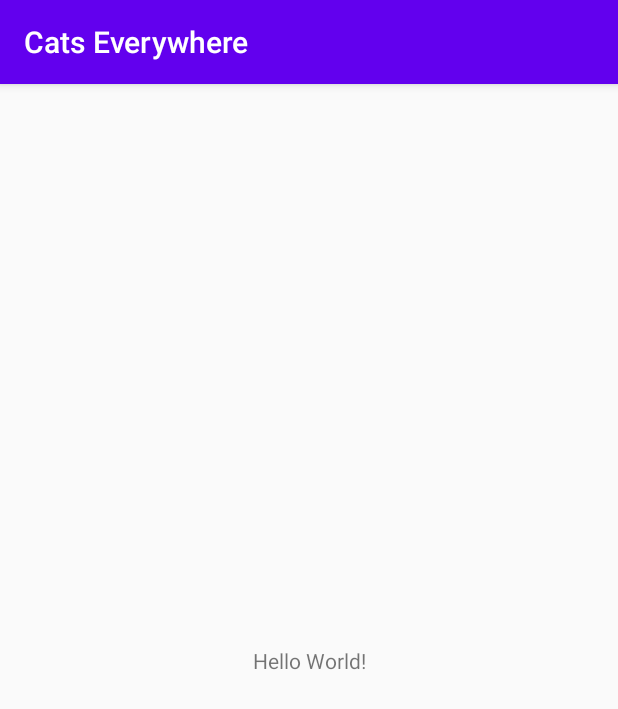
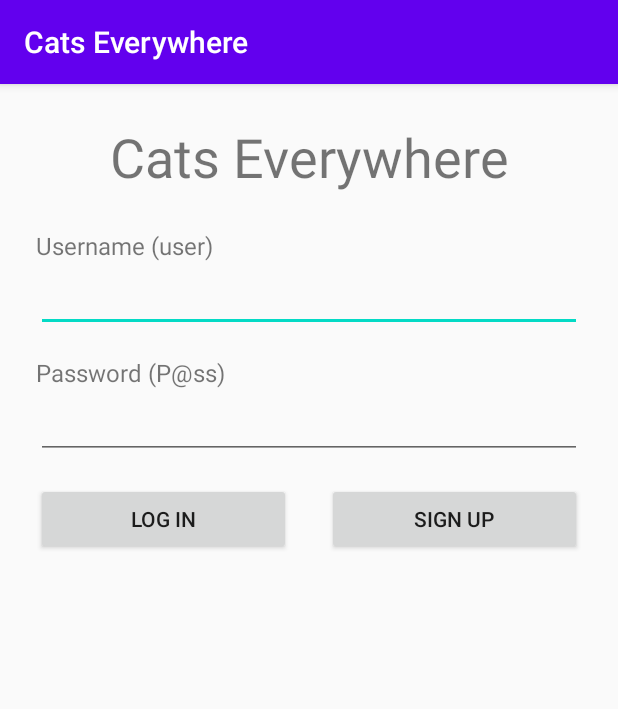
Before and after one commit to marcc992/CatsEverywhere, an Android app: the screen it shows after launch (MainActivity before the commit, LoginActivity after it), on a phone screen of 412 x 824 dp. Shown: the top 709 px of the screen. Run offline under Robolectric (Android 15) with nearby library versions, the phone set to English and light mode, and no system bars; our stand-ins replace ButterKnife, Dagger/Hilt's generated code, RxJava.

Commit message:
Added mocked Login component

```diff
--- a/app/build.gradle
+++ b/app/build.gradle
@@ -39,6 +39,7 @@ dependencies {
     // Android libraries
     implementation 'androidx.appcompat:appcompat:1.1.0'
     implementation 'androidx.constraintlayout:constraintlayout:1.1.3'
+    implementation 'com.google.android.material:material:1.2.0-alpha06'
 
     // Test
     testImplementation 'junit:junit:4.12'
@@ -62,7 +63,7 @@ dependencies {
     implementation 'io.reactivex.rxjava2:rxandroid:2.1.0'
     implementation "com.squareup.retrofit2:adapter-rxjava2:$retrofitVersion"
 
-    // Butter Knife
+    // Butter Knife (Last version works because we are using Java 8 to compile)
     implementation "com.jakewharton:butterknife:$butterKnifeVersion"
     annotationProcessor "com.jakewharton:butterknife-compiler:$butterKnifeVersion"
 }
--- a/app/src/main/AndroidManifest.xml
+++ b/app/src/main/AndroidManifest.xml
@@ -3,13 +3,14 @@
     package="com.example.catseverywhere">
 
     <application
+        android:name=".root.App"
         android:allowBackup="true"
         android:icon="@mipmap/ic_launcher"
         android:label="@string/app_name"
         android:roundIcon="@mipmap/ic_launcher_round"
         android:supportsRtl="true"
         android:theme="@style/AppTheme">
-        <activity android:name=".MainActivity">
+        <activity android:name=".login.LoginActivity">
             <intent-filter>
                 <action android:name="android.intent.action.MAIN" />
 
--- a/app/src/main/java/com/example/catseverywhere/MainActivity.java
+++ /dev/null
@@ -1,14 +0,0 @@
-package com.example.catseverywhere;
-
-import androidx.appcompat.app.AppCompatActivity;
-
-import android.os.Bundle;
-
-public class MainActivity extends AppCompatActivity {
-
-    @Override
-    protected void onCreate(Bundle savedInstanceState) {
-        super.onCreate(savedInstanceState);
-        setContentView(R.layout.activity_main);
-    }
-}
--- /dev/null
+++ b/app/src/main/java/com/example/catseverywhere/login/LoginActivity.java
@@ -0,0 +1,141 @@
+package com.example.catseverywhere.login;
+
+import android.os.Bundle;
+import android.util.Log;
+import android.view.View;
+import android.view.ViewGroup;
+import android.widget.Button;
+import android.widget.EditText;
+import android.widget.ProgressBar;
+
+import androidx.appcompat.app.AppCompatActivity;
+
+import com.example.catseverywhere.R;
+import com.example.catseverywhere.root.App;
+import com.google.android.material.snackbar.Snackbar;
+
+import javax.inject.Inject;
+
+import butterknife.BindView;
+import butterknife.ButterKnife;
+import butterknife.OnClick;
+
+public class LoginActivity extends AppCompatActivity implements LoginMVP.View {
+
+    private final String TAG = LoginActivity.class.getName();
+
+    @BindView(R.id.activity_login_root_view)
+    ViewGroup rootView;
+
+    @BindView(R.id.editText_loginUsername)
+    EditText editTextUsername;
+
+    @BindView(R.id.editText_loginPassword)
+    EditText editTextPassword;
+
+    @BindView(R.id.progressBar_login)
+    ProgressBar progressBar;
+
+    @BindView(R.id.button_login)
+    Button btnLogin;
+
+    @BindView(R.id.button_signup)
+    Button btnSignUp;
+
+    @Inject
+    LoginMVP.Presenter presenter;
+
+    @OnClick(R.id.button_login)
+    public void onLogInButtonClick() {
+        presenter.onLogInButtonClicked();
+    }
+
+    @OnClick(R.id.button_signup)
+    public void onSignUpButtonClick() {
+        presenter.onSignUpButtonClicked();
+    }
+
+    @Override
+    protected void onCreate(Bundle savedInstanceState) {
+        super.onCreate(savedInstanceState);
+        setContentView(R.layout.activity_login);
+
+        Log.i(TAG, "onCreate()");
+
+        ButterKnife.bind(this);
+
+        ((App) getApplication()).getComponent().inject(this);
+    }
+
+    @Override
+    protected void onResume() {
+        super.onResume();
+        Log.i(TAG, "onResume()");
+        presenter.setView(this);
+    }
+
+    @Override
+    protected void onStop() {
+        super.onStop();
+        Log.i(TAG, "onStop()");
+        presenter.rxJavaUnsuscribe();
+    }
+
+    @Override
+    public String getUsername() {
+        return editTextUsername.getText().toString();
+    }
+
+    @Override
+    public String getPassword() {
+        return editTextPassword.getText().toString();
+    }
+
+    @Override
+    public void showProgress() {
+        progressBar.setVisibility(View.VISIBLE);
+        editTextUsername.setEnabled(false);
+        editTextPassword.setEnabled(false);
+        btnLogin.setEnabled(false);
+        btnSignUp.setEnabled(false);
+    }
+
+    @Override
+    public void hiddenProgress() {
+        editTextUsername.setEnabled(true);
+        editTextPassword.setEnabled(true);
+        btnLogin.setEnabled(true);
+        btnSignUp.setEnabled(true);
+        progressBar.setVisibility(View.GONE);
+    }
+
+    @Override
+    public void showInvalidInput() {
+        Snackbar.make(rootView, "You must indicate the username and password", Snackbar.LENGTH_SHORT).show();
+    }
+
+    @Override
+    public void showInvalidCredentials() {
+        Snackbar.make(rootView, "Invalid credentials", Snackbar.LENGTH_SHORT).show();
+    }
+
+    @Override
+    public void showValidCredentials() {
+        Snackbar.make(rootView, "User successfully logged in!", Snackbar.LENGTH_SHORT).show();
+    }
+
+    @Override
+    public void showCustomSnackBar(String text) {
+        Snackbar.make(rootView, text, Snackbar.LENGTH_SHORT).show();
+    }
+
+    @Override
+    public void setUsername(String user) {
+        editTextUsername.setText(user);
+    }
+
+    @Override
+    public void setPassword(String pass) {
+        editTextPassword.setText(pass);
+    }
+}
--- /dev/null
+++ b/app/src/main/java/com/example/catseverywhere/login/LoginMVP.java
@@ -0,0 +1,44 @@
+package com.example.catseverywhere.login;
+
+import io.reactivex.Observable;
+
+public interface LoginMVP {
+
+    interface View {
+        String getUsername();
+
+        String getPassword();
+
+        void showProgress();
+
+        void hiddenProgress();
+
+        void showInvalidInput();
+
+        void showInvalidCredentials();
+
+        void showValidCredentials();
+
+        void showCustomSnackBar(String text);
+
+        void setUsername(String user);
+
+        void setPassword(String pass);
+    }
+
+    interface Presenter {
+        void setView(LoginMVP.View view);
+
+        void onLogInButtonClicked();
+
+        void onSignUpButtonClicked();
+
+        void rxJavaUnsuscribe();
+    }
+
+    interface Model {
+        Observable<User> createUser(String firstName, String lastName, String username, String password);
+
+        Observable<User> getUser(String user, String pass);
+    }
+}
--- /dev/null
+++ b/app/src/main/java/com/example/catseverywhere/login/LoginModel.java
@@ -0,0 +1,29 @@
+package com.example.catseverywhere.login;
+
+import android.util.Log;
+
+import io.reactivex.Observable;
+
+public class LoginModel implements LoginMVP.Model {
+
+    private final String TAG = LoginModel.class.getName();
+
+    private LoginRepository repository;
+
+
+    public LoginModel(LoginRepository repository) {
+        this.repository = repository;
+    }
+
+    @Override
+    public Observable<User> createUser(String firstName, String lastName, String username, String password) {
+        return repository.createUser(firstName, lastName, username, password);
+    }
+
+    @Override
+    public Observable<User> getUser(String user, String pass) {
+        Log.d(TAG, "getUser(" + user + ", " + pass.length() + "*)");
+
+        return repository.getUser(user, pass);
+    }
+}
--- /dev/null
+++ b/app/src/main/java/com/example/catseverywhere/login/LoginModule.java
@@ -0,0 +1,24 @@
+package com.example.catseverywhere.login;
+
+import dagger.Module;
+import dagger.Provides;
+
+@Module
+public class LoginModule {
+
+    @Provides
+    public LoginMVP.Presenter provideLoginPresenter(LoginMVP.Model model) {
+        return new LoginPresenter(model);
+    }
+
+    @Provides
+    public LoginMVP.Model provideLoginModel(LoginRepository repository) {
+        return new LoginModel(repository);
+    }
+
+    // todo: provide repo
+    @Provides
+    LoginRepository provideLoginRepository() {
+        return new MockRepository();
+    }
+}
--- /dev/null
+++ b/app/src/main/java/com/example/catseverywhere/login/LoginPresenter.java
@@ -0,0 +1,88 @@
+package com.example.catseverywhere.login;
+
+import android.util.Log;
+
+import io.reactivex.android.schedulers.AndroidSchedulers;
+import io.reactivex.annotations.Nullable;
+import io.reactivex.disposables.Disposable;
+import io.reactivex.observers.DisposableObserver;
+import io.reactivex.schedulers.Schedulers;
+
+public class LoginPresenter implements LoginMVP.Presenter {
+
+    private final String TAG = LoginPresenter.class.getName();
+
+    @Nullable
+    private LoginMVP.View view;
+    private LoginMVP.Model model;
+
+    private Disposable loginSubscription = null;
+
+
+    public LoginPresenter(LoginMVP.Model model) {
+        this.model = model;
+    }
+
+    @Override
+    public void setView(LoginMVP.View view) {
+        this.view = view;
+    }
+
+    @Override
+    public void onLogInButtonClicked() {
+        Log.d(TAG, "onLogInButtonClicked()");
+
+        view.showProgress();
+
+        if (view.getUsername().trim().isEmpty() || view.getPassword().trim().isEmpty()) {
+            view.showInvalidInput();
+            view.hiddenProgress();
+
+        } else {
+            loginSubscription = model.getUser(view.getUsername(), view.getPassword())
+                    .subscribeOn(Schedulers.io())
+                    .observeOn(AndroidSchedulers.mainThread())
+                    .subscribeWith(new DisposableObserver<User>() {
+                        @Override
+                        public void onNext(User user) {
+                            if (view != null) {
+                                if (user.isValid()) {
+                                    view.showValidCredentials();
+                                } else {
+                                    view.showInvalidCredentials();
+                                }
+                            }
+                        }
+
+                        @Override
+                        public void onError(Throwable e) {
+                            e.printStackTrace();
+                            if (view != null) {
+                                view.showCustomSnackBar("Error on fetching user details");
+                            }
+                        }
+
+                        @Override
+                        public void onComplete() {
+                            if (view != null) {
+                                view.hiddenProgress();
+                            }
+                        }
+                    });
+        }
+    }
+
+    @Override
+    public void onSignUpButtonClicked() {
+        Log.d(TAG, "onSignUpButtonClicked()");
+        // Todo: This method must be implemented in a real world
+        view.showCustomSnackBar("WARNING: Method not implemented");
+    }
+
+    @Override
+    public void rxJavaUnsuscribe() {
+        if (loginSubscription != null && !loginSubscription.isDisposed()) {
+            loginSubscription.dispose();
+        }
+    }
+}
--- /dev/null
+++ b/app/src/main/java/com/example/catseverywhere/login/LoginRepository.java
@@ -0,0 +1,10 @@
+package com.example.catseverywhere.login;
+
+import io.reactivex.Observable;
+
+public interface LoginRepository {
+
+    Observable<User> getUser(String user, String pass);
+
+    Observable<User> createUser(String firstName, String lastName, String user, String pass);
+}
--- /dev/null
+++ b/app/src/main/java/com/example/catseverywhere/login/User.java
@@ -0,0 +1,68 @@
+package com.example.catseverywhere.login;
+
+public class User {
+
+    private int id;
+    private boolean valid;
+    private String firstName;
+    private String lastName;
+    private String username;
+    private String password;
+
+    public User(String firstName, String lastName, String username, String password) {
+        this.firstName = firstName;
+        this.lastName = lastName;
+        this.username = username;
+        this.password = password;
+
+        this.valid = false;
+    }
+
+    public int getId() {
+        return id;
+    }
+
+    public void setId(int id) {
+        this.id = id;
+    }
+
+    public boolean isValid() {
+        return valid;
+    }
+
+    public void setValid(boolean valid) {
+        this.valid = valid;
+    }
+
+    public String getFirstName() {
+        return firstName;
+    }
+
+    public void setFirstName(String firstName) {
+        this.firstName = firstName;
+    }
+
+    public String getLastName() {
+        return lastName;
+    }
+
+    public void setLastName(String lastName) {
+        this.lastName = lastName;
+    }
+
+    public String getUsername() {
+        return username;
+    }
+
+    public void setUsername(String username) {
+        this.username = username;
+    }
+
+    public String getPassword() {
+        return password;
+    }
+
+    public void setPassword(String password) {
+        this.password = password;
+    }
+}
--- /dev/null
+++ b/app/src/main/java/com/example/catseverywhere/root/App.java
@@ -0,0 +1,21 @@
+package com.example.catseverywhere.root;
+
+import android.app.Application;
+
+public class App extends Application {
+
+    private ApplicationComponent component;
+
+    @Override
+    public void onCreate() {
+        super.onCreate();
+
+        component = DaggerApplicationComponent.builder()
+                .applicationModule(new ApplicationModule(this))
+                .build();
+    }
+
+    public ApplicationComponent getComponent() {
+        return component;
+    }
+}
--- /dev/null
+++ b/app/src/main/java/com/example/catseverywhere/root/ApplicationComponent.java
@@ -0,0 +1,15 @@
+package com.example.catseverywhere.root;
+
+import com.example.catseverywhere.login.LoginActivity;
+import com.example.catseverywhere.login.LoginModule;
+
+import javax.inject.Singleton;
+
+import dagger.Component;
+
+@Singleton
+@Component(modules = {ApplicationModule.class, LoginModule.class})
+public interface ApplicationComponent {
+
+    void inject(LoginActivity target);
+}
--- /dev/null
+++ b/app/src/main/java/com/example/catseverywhere/root/ApplicationModule.java
@@ -0,0 +1,25 @@
+package com.example.catseverywhere.root;
+
+import android.app.Application;
+import android.content.Context;
+
+import javax.inject.Singleton;
+
+import dagger.Module;
+import dagger.Provides;
+
+@Module
+public class ApplicationModule {
+
+    private Application application;
+
+    public ApplicationModule(Application application) {
+        this.application = application;
+    }
+
+    @Provides
+    @Singleton
+    public Context provideContext() {
+        return application;
+    }
+}
--- /dev/null
+++ b/app/src/main/res/layout/activity_login.xml
@@ -0,0 +1,119 @@
+<?xml version="1.0" encoding="utf-8"?>
+<ScrollView xmlns:android="http://schemas.android.com/apk/res/android"
+    xmlns:app="http://schemas.android.com/apk/res-auto"
+    xmlns:tools="http://schemas.android.com/tools"
+    android:layout_width="match_parent"
+    android:layout_height="match_parent"
+    tools:context=".login.LoginActivity">
+
+    <androidx.constraintlayout.widget.ConstraintLayout
+        android:id="@+id/activity_login_root_view"
+        android:layout_width="match_parent"
+        android:layout_height="wrap_content">
+
+        <TextView
+            android:id="@+id/textView_loginTitle"
+            android:layout_width="0dp"
+            android:layout_height="wrap_content"
+            android:layout_marginStart="24dp"
+            android:layout_marginTop="24dp"
+            android:layout_marginEnd="24dp"
+            android:gravity="center"
+            android:text="@string/app_name"
+            android:textSize="36sp"
+            app:layout_constraintEnd_toEndOf="parent"
+            app:layout_constraintStart_toStartOf="parent"
+            app:layout_constraintTop_toTopOf="parent" />
+
+        <TextView
+            android:id="@+id/textView_loginUsername"
+            android:layout_width="wrap_content"
+            android:layout_height="wrap_content"
+            android:layout_marginStart="24dp"
+            android:layout_marginTop="24dp"
+            android:text="@string/layout_login_username"
+            android:textSize="16sp"
+            app:layout_constraintStart_toStartOf="parent"
+            app:layout_constraintTop_toBottomOf="@+id/textView_loginTitle" />
+
+        <EditText
+            android:id="@+id/editText_loginUsername"
+            android:layout_width="0dp"
+            android:layout_height="wrap_content"
+            android:layout_marginStart="24dp"
+            android:layout_marginTop="4dp"
+            android:layout_marginEnd="24dp"
+            android:ems="10"
+            android:inputType="textEmailAddress"
+            android:textSize="16sp"
+            app:layout_constraintEnd_toEndOf="parent"
+            app:layout_constraintStart_toStartOf="parent"
+            app:layout_constraintTop_toBottomOf="@+id/textView_loginUsername" />
+
+        <TextView
+            android:id="@+id/textView_loginPassword"
+            android:layout_width="wrap_content"
+            android:layout_height="wrap_content"
+            android:layout_marginStart="24dp"
+            android:layout_marginTop="16dp"
+            android:text="@string/layout_login_password"
+            android:textSize="16sp"
+            app:layout_constraintStart_toStartOf="parent"
+            app:layout_constraintTop_toBottomOf="@+id/editText_loginUsername" />
+
+        <EditText
+            android:id="@+id/editText_loginPassword"
+            android:layout_width="0dp"
+            android:layout_height="wrap_content"
+            android:layout_marginStart="24dp"
+            android:layout_marginTop="4dp"
+            android:layout_marginEnd="24dp"
+            android:ems="10"
+            android:inputType="textPassword"
+            android:textSize="16sp"
+            app:layout_constraintEnd_toEndOf="parent"
+            app:layout_constraintStart_toStartOf="parent"
+            app:layout_constraintTop_toBottomOf="@+id/textView_loginPassword" />
+
+        <Button
+            android:id="@+id/button_login"
+            android:layout_width="0dp"
+            android:layout_height="wrap_content"
+            android:layout_marginStart="24dp"
+            android:layout_marginTop="16dp"
+            android:layout_marginEnd="12dp"
+            android:layout_marginBottom="16dp"
+            android:text="@string/layout_login_button_login"
+            app:layout_constraintBottom_toBottomOf="parent"
+            app:layout_constraintEnd_toStartOf="@+id/button_signup"
+            app:layout_constraintStart_toStartOf="parent"
+            app:layout_constraintTop_toBottomOf="@+id/editText_loginPassword" />
+
+        <Button
+            android:id="@+id/button_signup"
+            android:layout_width="0dp"
+            android:layout_height="wrap_content"
+            android:layout_marginStart="12dp"
+            android:layout_marginTop="16dp"
+            android:layout_marginEnd="24dp"
+            android:layout_marginBottom="16dp"
+            android:text="@string/layout_login_button_signup"
+            app:layout_constraintBottom_toBottomOf="parent"
+            app:layout_constraintEnd_toEndOf="parent"
+            app:layout_constraintStart_toEndOf="@+id/button_login"
+            app:layout_constraintTop_toBottomOf="@+id/editText_loginPassword" />
+
+        <ProgressBar
+            android:id="@+id/progressBar_login"
+            style="?android:attr/progressBarStyle"
+            android:layout_width="84dp"
+            android:layout_height="84dp"
+            android:visibility="gone"
+            app:layout_constraintBottom_toBottomOf="parent"
+            app:layout_constraintEnd_toEndOf="parent"
+            app:layout_constraintStart_toStartOf="parent"
+            app:layout_constraintTop_toTopOf="parent" />
+
+    </androidx.constraintlayout.widget.ConstraintLayout>
+
+</ScrollView>
--- a/app/src/main/res/layout/activity_main.xml
+++ /dev/null
@@ -1,18 +0,0 @@
-<?xml version="1.0" encoding="utf-8"?>
-<androidx.constraintlayout.widget.ConstraintLayout xmlns:android="http://schemas.android.com/apk/res/android"
-    xmlns:app="http://schemas.android.com/apk/res-auto"
-    xmlns:tools="http://schemas.android.com/tools"
-    android:layout_width="match_parent"
-    android:layout_height="match_parent"
-    tools:context=".MainActivity">
-
-    <TextView
-        android:layout_width="wrap_content"
-        android:layout_height="wrap_content"
-        android:text="Hello World!"
-        app:layout_constraintBottom_toBottomOf="parent"
-        app:layout_constraintLeft_toLeftOf="parent"
-        app:layout_constraintRight_toRightOf="parent"
-        app:layout_constraintTop_toTopOf="parent" />
-
-</androidx.constraintlayout.widget.ConstraintLayout>
--- a/app/src/main/res/values/strings.xml
+++ b/app/src/main/res/values/strings.xml
@@ -1,3 +1,7 @@
 <resources>
     <string name="app_name">Cats Everywhere</string>
+    <string name="layout_login_username">Username (user)</string>
+    <string name="layout_login_password">Password (P@ss)</string>
+    <string name="layout_login_button_login">Log in</string>
+    <string name="layout_login_button_signup">Sign up</string>
 </resources>
```
Also changed, not shown: app/src/main/java/com/example/catseverywhere/login/MockRepository.java (added, +27 -0 lines).
